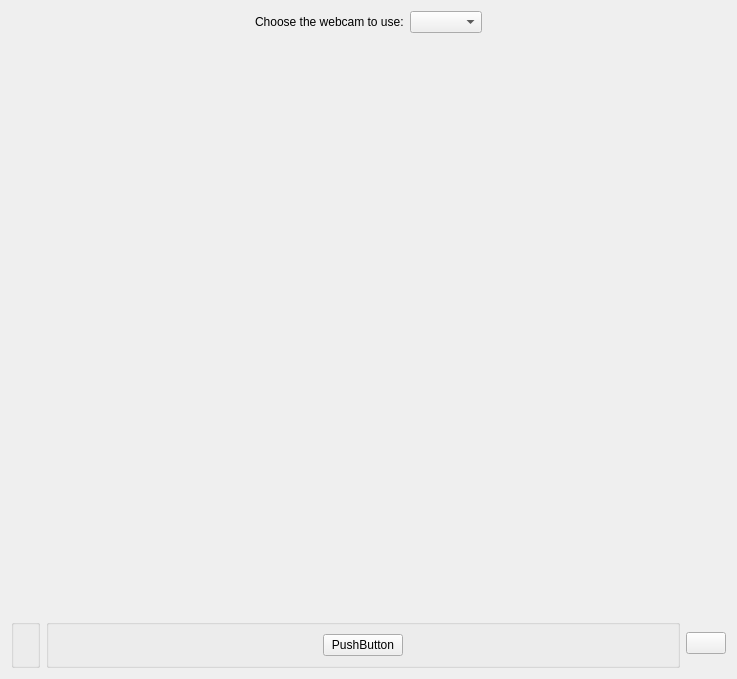
KDE/kamoso, file src/mainWidget.ui: the form before one commit.
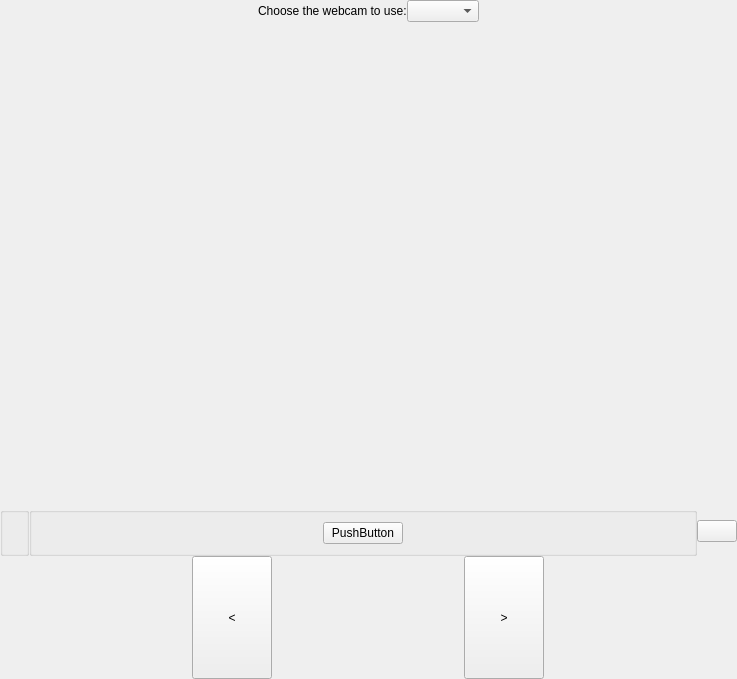
The form after the commit. Custom widgets are drawn as their Qt base class.

What changed in the file:
```diff
--- a/src/mainWidget.ui
+++ b/src/mainWidget.ui
@@ -14,6 +14,12 @@
    <string>Form</string>
   </property>
   <layout class="QVBoxLayout" name="verticalLayout">
+   <property name="spacing">
+    <number>0</number>
+   </property>
+   <property name="margin">
+    <number>0</number>
+   </property>
    <item>
     <layout class="QHBoxLayout" name="horizontalLayout">
      <item>
@@ -118,12 +124,12 @@
    <item>
     <layout class="QHBoxLayout" name="secondRow">
      <property name="topMargin">
-      <number>20</number>
+      <number>5</number>
      </property>
      <item>
       <widget class="QGroupBox" name="modes">
        <property name="sizePolicy">
-        <sizepolicy hsizetype="Maximum" vsizetype="Preferred">
+        <sizepolicy hsizetype="Maximum" vsizetype="Minimum">
          <horstretch>0</horstretch>
          <verstretch>0</verstretch>
         </sizepolicy>
@@ -135,6 +141,12 @@
      </item>
      <item>
       <widget class="QGroupBox" name="actions">
+       <property name="sizePolicy">
+        <sizepolicy hsizetype="Preferred" vsizetype="Minimum">
+         <horstretch>0</horstretch>
+         <verstretch>0</verstretch>
+        </sizepolicy>
+       </property>
        <property name="title">
         <string/>
        </property>
@@ -185,8 +197,8 @@
        </property>
        <property name="iconSize">
         <size>
-         <width>32</width>
-         <height>32</height>
+         <width>20</width>
+         <height>20</height>
         </size>
        </property>
       </widget>
@@ -194,7 +206,34 @@
     </layout>
    </item>
    <item>
-    <layout class="QHBoxLayout" name="thirdRow"/>
+    <layout class="QHBoxLayout" name="thirdRow">
+     <item>
+      <widget class="TimedPushButton" name="scrollLeft">
+       <property name="sizePolicy">
+        <sizepolicy hsizetype="Maximum" vsizetype="Expanding">
+         <horstretch>0</horstretch>
+         <verstretch>0</verstretch>
+        </sizepolicy>
+       </property>
+       <property name="text">
+        <string>&lt;</string>
+       </property>
+      </widget>
+     </item>
+     <item>
+      <widget class="TimedPushButton" name="scrollRight">
+       <property name="sizePolicy">
+        <sizepolicy hsizetype="Maximum" vsizetype="Expanding">
+         <horstretch>0</horstretch>
+         <verstretch>0</verstretch>
+        </sizepolicy>
+       </property>
+       <property name="text">
+        <string>&gt;</string>
+       </property>
+      </widget>
+     </item>
+    </layout>
    </item>
   </layout>
  </widget>
@@ -204,6 +243,11 @@
    <extends>QComboBox</extends>
    <header>kcombobox.h</header>
   </customwidget>
+  <customwidget>
+   <class>TimedPushButton</class>
+   <extends>QPushButton</extends>
+   <header>timedpushbutton.h</header>
+  </customwidget>
  </customwidgets>
  <resources/>
  <connections/>
```
